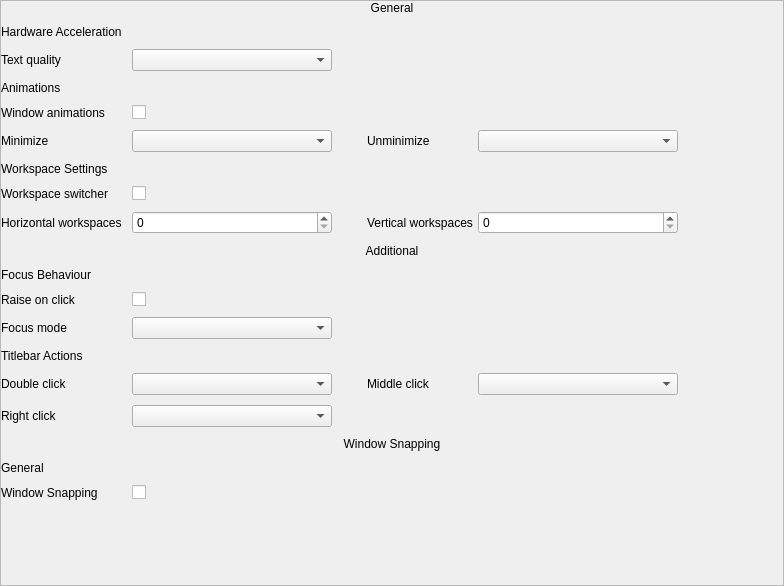
Old version of the form stacer/Pages/GnomeSettings/window_manager_settings.ui in the repository oguzhaninan/Stacer.
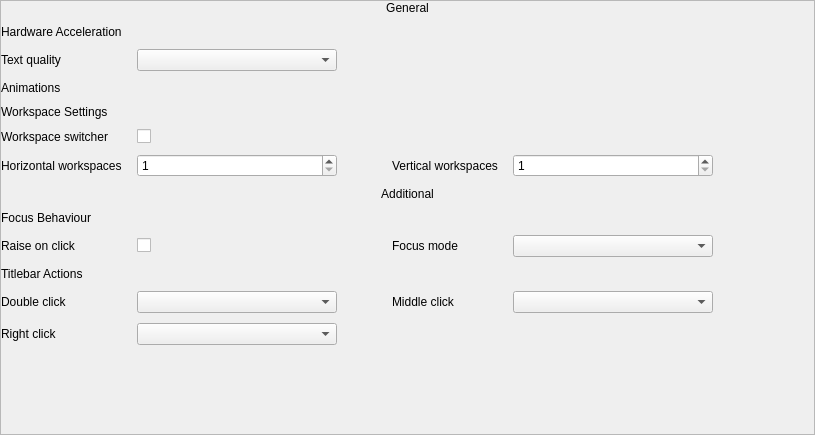
New version of the form.

Commit message: completed gnome settings window manager

```diff
--- a/stacer/Pages/GnomeSettings/window_manager_settings.ui
+++ b/stacer/Pages/GnomeSettings/window_manager_settings.ui
@@ -6,8 +6,8 @@
    <rect>
     <x>0</x>
     <y>0</y>
-    <width>784</width>
-    <height>586</height>
+    <width>815</width>
+    <height>435</height>
    </rect>
   </property>
   <property name="windowTitle">
@@ -45,8 +45,8 @@
        <rect>
         <x>0</x>
         <y>0</y>
-        <width>782</width>
-        <height>584</height>
+        <width>813</width>
+        <height>433</height>
        </rect>
       </property>
       <layout class="QGridLayout" name="gridLayout">
@@ -63,137 +63,32 @@
         <number>0</number>
        </property>
        <property name="horizontalSpacing">
-        <number>5</number>
+        <number>15</number>
        </property>
        <property name="verticalSpacing">
         <number>10</number>
        </property>
-       <item row="9" column="2">
-        <widget class="QSpinBox" name="spinBox"/>
-       </item>
-       <item row="9" column="5">
-        <widget class="QSpinBox" name="spinBox_2"/>
-       </item>
-       <item row="4" column="0">
-        <widget class="QLabel" name="label_5">
-         <property name="sizePolicy">
-          <sizepolicy hsizetype="Expanding" vsizetype="Preferred">
-           <horstretch>0</horstretch>
-           <verstretch>0</verstretch>
-          </sizepolicy>
+       <item row="8" column="4">
+        <widget class="QSpinBox" name="spinVerticWorkspace">
+         <property name="minimum">
+          <number>1</number>
          </property>
+         <property name="maximum">
+          <number>25</number>
+         </property>
+        </widget>
+       </item>
+       <item row="1" column="0" colspan="6">
+        <widget class="QLabel" name="lblHomeIcon_2">
          <property name="accessibleName">
           <string/>
          </property>
          <property name="text">
-          <string>Window animations</string>
+          <string>Hardware Acceleration</string>
          </property>
         </widget>
        </item>
-       <item row="16" column="4">
-        <widget class="QLabel" name="lblHomeIcon_8">
-         <property name="sizePolicy">
-          <sizepolicy hsizetype="Expanding" vsizetype="Preferred">
-           <horstretch>0</horstretch>
-           <verstretch>0</verstretch>
-          </sizepolicy>
-         </property>
-         <property name="text">
-          <string>Middle click</string>
-         </property>
-        </widget>
-       </item>
-       <item row="18" column="0">
-        <widget class="QLabel" name="lblHomeIcon_9">
-         <property name="sizePolicy">
-          <sizepolicy hsizetype="Expanding" vsizetype="Preferred">
-           <horstretch>0</horstretch>
-           <verstretch>0</verstretch>
-          </sizepolicy>
-         </property>
-         <property name="text">
-          <string>Right click</string>
-         </property>
-        </widget>
-       </item>
-       <item row="16" column="2">
-        <widget class="QComboBox" name="comboBox_8">
-         <property name="sizePolicy">
-          <sizepolicy hsizetype="Preferred" vsizetype="Fixed">
-           <horstretch>0</horstretch>
-           <verstretch>0</verstretch>
-          </sizepolicy>
-         </property>
-         <property name="minimumSize">
-          <size>
-           <width>200</width>
-           <height>0</height>
-          </size>
-         </property>
-         <property name="maximumSize">
-          <size>
-           <width>300</width>
-           <height>16777215</height>
-          </size>
-         </property>
-         <property name="sizeAdjustPolicy">
-          <enum>QComboBox::AdjustToMinimumContentsLength</enum>
-         </property>
-        </widget>
-       </item>
-       <item row="22" column="0">
-        <spacer name="verticalSpacer">
-         <property name="orientation">
-          <enum>Qt::Vertical</enum>
-         </property>
-         <property name="sizeHint" stdset="0">
-          <size>
-           <width>20</width>
-           <height>46</height>
-          </size>
-         </property>
-        </spacer>
-       </item>
-       <item row="2" column="0">
-        <widget class="QLabel" name="lblHomeIcon">
-         <property name="sizePolicy">
-          <sizepolicy hsizetype="Expanding" vsizetype="Preferred">
-           <horstretch>0</horstretch>
-           <verstretch>0</verstretch>
-          </sizepolicy>
-         </property>
-         <property name="text">
-          <string>Text quality</string>
-         </property>
-        </widget>
-       </item>
-       <item row="8" column="2" alignment="Qt::AlignLeft">
-        <widget class="QCheckBox" name="checkHomeIcon_7">
-         <property name="cursor">
-          <cursorShape>PointingHandCursor</cursorShape>
-         </property>
-         <property name="focusPolicy">
-          <enum>Qt::NoFocus</enum>
-         </property>
-         <property name="text">
-          <string/>
-         </property>
-        </widget>
-       </item>
-       <item row="13" column="0">
-        <widget class="QLabel" name="lblHomeIcon_3">
-         <property name="sizePolicy">
-          <sizepolicy hsizetype="Expanding" vsizetype="Preferred">
-           <horstretch>0</horstretch>
-           <verstretch>0</verstretch>
-          </sizepolicy>
-         </property>
-         <property name="text">
-          <string>Raise on click</string>
-         </property>
-        </widget>
-       </item>
-       <item row="5" column="3">
+       <item row="2" column="2">
         <spacer name="horizontalSpacer">
          <property name="orientation">
           <enum>Qt::Horizontal</enum>
@@ -209,32 +104,7 @@
          </property>
         </spacer>
        </item>
-       <item row="18" column="2">
-        <widget class="QComboBox" name="comboBox_9">
-         <property name="sizePolicy">
-          <sizepolicy hsizetype="Preferred" vsizetype="Fixed">
-           <horstretch>0</horstretch>
-           <verstretch>0</verstretch>
-          </sizepolicy>
-         </property>
-         <property name="minimumSize">
-          <size>
-           <width>200</width>
-           <height>0</height>
-          </size>
-         </property>
-         <property name="maximumSize">
-          <size>
-           <width>300</width>
-           <height>16777215</height>
-          </size>
-         </property>
-         <property name="sizeAdjustPolicy">
-          <enum>QComboBox::AdjustToMinimumContentsLength</enum>
-         </property>
-        </widget>
-       </item>
-       <item row="9" column="0">
+       <item row="8" column="0">
         <widget class="QLabel" name="label_2">
          <property name="sizePolicy">
           <sizepolicy hsizetype="Expanding" vsizetype="Preferred">
@@ -247,172 +117,7 @@
          </property>
         </widget>
        </item>
-       <item row="5" column="5">
-        <widget class="QComboBox" name="comboBox_6">
-         <property name="sizePolicy">
-          <sizepolicy hsizetype="Preferred" vsizetype="Fixed">
-           <horstretch>0</horstretch>
-           <verstretch>0</verstretch>
-          </sizepolicy>
-         </property>
-         <property name="minimumSize">
-          <size>
-           <width>200</width>
-           <height>0</height>
-          </size>
-         </property>
-         <property name="maximumSize">
-          <size>
-           <width>300</width>
-           <height>16777215</height>
-          </size>
-         </property>
-         <property name="sizeAdjustPolicy">
-          <enum>QComboBox::AdjustToMinimumContentsLength</enum>
-         </property>
-        </widget>
-       </item>
-       <item row="13" column="2" alignment="Qt::AlignLeft">
-        <widget class="QCheckBox" name="checkHomeIcon_3">
-         <property name="cursor">
-          <cursorShape>PointingHandCursor</cursorShape>
-         </property>
-         <property name="focusPolicy">
-          <enum>Qt::NoFocus</enum>
-         </property>
-         <property name="text">
-          <string/>
-         </property>
-        </widget>
-       </item>
-       <item row="4" column="2">
-        <widget class="QCheckBox" name="checkHomeIcon_2">
-         <property name="cursor">
-          <cursorShape>PointingHandCursor</cursorShape>
-         </property>
-         <property name="focusPolicy">
-          <enum>Qt::NoFocus</enum>
-         </property>
-         <property name="text">
-          <string/>
-         </property>
-        </widget>
-       </item>
-       <item row="9" column="4">
-        <widget class="QLabel" name="lblMountedIcon_3">
-         <property name="sizePolicy">
-          <sizepolicy hsizetype="Expanding" vsizetype="Preferred">
-           <horstretch>0</horstretch>
-           <verstretch>0</verstretch>
-          </sizepolicy>
-         </property>
-         <property name="text">
-          <string>Vertical workspaces</string>
-         </property>
-        </widget>
-       </item>
-       <item row="5" column="2">
-        <widget class="QComboBox" name="comboBox_5">
-         <property name="sizePolicy">
-          <sizepolicy hsizetype="Preferred" vsizetype="Fixed">
-           <horstretch>0</horstretch>
-           <verstretch>0</verstretch>
-          </sizepolicy>
-         </property>
-         <property name="minimumSize">
-          <size>
-           <width>200</width>
-           <height>0</height>
-          </size>
-         </property>
-         <property name="maximumSize">
-          <size>
-           <width>300</width>
-           <height>16777215</height>
-          </size>
-         </property>
-         <property name="sizeAdjustPolicy">
-          <enum>QComboBox::AdjustToMinimumContentsLength</enum>
-         </property>
-        </widget>
-       </item>
-       <item row="2" column="2">
-        <widget class="QComboBox" name="comboBox_2">
-         <property name="sizePolicy">
-          <sizepolicy hsizetype="Preferred" vsizetype="Fixed">
-           <horstretch>0</horstretch>
-           <verstretch>0</verstretch>
-          </sizepolicy>
-         </property>
-         <property name="minimumSize">
-          <size>
-           <width>200</width>
-           <height>0</height>
-          </size>
-         </property>
-         <property name="maximumSize">
-          <size>
-           <width>300</width>
-           <height>16777215</height>
-          </size>
-         </property>
-         <property name="sizeAdjustPolicy">
-          <enum>QComboBox::AdjustToMinimumContentsLength</enum>
-         </property>
-        </widget>
-       </item>
-       <item row="16" column="5">
-        <widget class="QComboBox" name="comboBox_7">
-         <property name="sizePolicy">
-          <sizepolicy hsizetype="Preferred" vsizetype="Fixed">
-           <horstretch>0</horstretch>
-           <verstretch>0</verstretch>
-          </sizepolicy>
-         </property>
-         <property name="minimumSize">
-          <size>
-           <width>200</width>
-           <height>0</height>
-          </size>
-         </property>
-         <property name="maximumSize">
-          <size>
-           <width>300</width>
-           <height>16777215</height>
-          </size>
-         </property>
-         <property name="sizeAdjustPolicy">
-          <enum>QComboBox::AdjustToMinimumContentsLength</enum>
-         </property>
-        </widget>
-       </item>
-       <item row="21" column="0">
-        <widget class="QLabel" name="lblHomeIcon_11">
-         <property name="sizePolicy">
-          <sizepolicy hsizetype="Expanding" vsizetype="Preferred">
-           <horstretch>0</horstretch>
-           <verstretch>0</verstretch>
-          </sizepolicy>
-         </property>
-         <property name="text">
-          <string>Window Snapping</string>
-         </property>
-        </widget>
-       </item>
-       <item row="21" column="2" colspan="3" alignment="Qt::AlignLeft">
-        <widget class="QCheckBox" name="checkHomeIcon_6">
-         <property name="cursor">
-          <cursorShape>PointingHandCursor</cursorShape>
-         </property>
-         <property name="focusPolicy">
-          <enum>Qt::NoFocus</enum>
-         </property>
-         <property name="text">
-          <string/>
-         </property>
-        </widget>
-       </item>
-       <item row="14" column="0">
+       <item row="12" column="3">
         <widget class="QLabel" name="lblHomeIcon_4">
          <property name="sizePolicy">
           <sizepolicy hsizetype="Expanding" vsizetype="Preferred">
@@ -425,8 +130,8 @@
          </property>
         </widget>
        </item>
-       <item row="16" column="0">
-        <widget class="QLabel" name="lblHomeIcon_7">
+       <item row="12" column="0">
+        <widget class="QLabel" name="lblHomeIcon_3">
          <property name="sizePolicy">
           <sizepolicy hsizetype="Expanding" vsizetype="Preferred">
            <horstretch>0</horstretch>
@@ -434,12 +139,12 @@
           </sizepolicy>
          </property>
          <property name="text">
-          <string>Double click</string>
+          <string>Raise on click</string>
          </property>
         </widget>
        </item>
-       <item row="5" column="4">
-        <widget class="QLabel" name="lblNetworkIcon_2">
+       <item row="15" column="3">
+        <widget class="QLabel" name="lblHomeIcon_8">
          <property name="sizePolicy">
           <sizepolicy hsizetype="Expanding" vsizetype="Preferred">
            <horstretch>0</horstretch>
@@ -447,24 +152,36 @@
           </sizepolicy>
          </property>
          <property name="text">
-          <string>Unminimize</string>
+          <string>Middle click</string>
          </property>
         </widget>
        </item>
-       <item row="5" column="0">
-        <widget class="QLabel" name="lblNetworkIcon_3">
+       <item row="2" column="1">
+        <widget class="QComboBox" name="cmbTextQuality">
          <property name="sizePolicy">
-          <sizepolicy hsizetype="Expanding" vsizetype="Preferred">
+          <sizepolicy hsizetype="Expanding" vsizetype="Fixed">
            <horstretch>0</horstretch>
            <verstretch>0</verstretch>
           </sizepolicy>
          </property>
-         <property name="text">
-          <string>Minimize</string>
+         <property name="minimumSize">
+          <size>
+           <width>200</width>
+           <height>0</height>
+          </size>
          </property>
+         <property name="maximumSize">
+          <size>
+           <width>300</width>
+           <height>16777215</height>
+          </size>
+         </property>
+         <property name="sizeAdjustPolicy">
+          <enum>QComboBox::AdjustToMinimumContentsLength</enum>
+         </property>
         </widget>
        </item>
-       <item row="8" column="0">
+       <item row="7" column="0">
         <widget class="QLabel" name="lblMountedIcon_2">
          <property name="sizePolicy">
           <sizepolicy hsizetype="Expanding" vsizetype="Preferred">
@@ -477,48 +194,7 @@
          </property>
         </widget>
        </item>
-       <item row="14" column="2">
-        <widget class="QComboBox" name="comboBox_4">
-         <property name="sizePolicy">
-          <sizepolicy hsizetype="Preferred" vsizetype="Fixed">
-           <horstretch>0</horstretch>
-           <verstretch>0</verstretch>
-          </sizepolicy>
-         </property>
-         <property name="minimumSize">
-          <size>
-           <width>200</width>
-           <height>0</height>
-          </size>
-         </property>
-         <property name="maximumSize">
-          <size>
-           <width>300</width>
-           <height>16777215</height>
-          </size>
-         </property>
-         <property name="sizeAdjustPolicy">
-          <enum>QComboBox::AdjustToMinimumContentsLength</enum>
-         </property>
-        </widget>
-       </item>
-       <item row="9" column="6">
-        <spacer name="horizontalSpacer_3">
-         <property name="orientation">
-          <enum>Qt::Horizontal</enum>
-         </property>
-         <property name="sizeType">
-          <enum>QSizePolicy::Expanding</enum>
-         </property>
-         <property name="sizeHint" stdset="0">
-          <size>
-           <width>40</width>
-           <height>20</height>
-          </size>
-         </property>
-        </spacer>
-       </item>
-       <item row="0" column="0" colspan="7">
+       <item row="0" column="0" colspan="6">
         <widget class="QLabel" name="label">
          <property name="accessibleName">
           <string>general-title</string>
@@ -531,7 +207,20 @@
          </property>
         </widget>
        </item>
-       <item row="7" column="0" colspan="7">
+       <item row="18" column="0">
+        <spacer name="verticalSpacer">
+         <property name="orientation">
+          <enum>Qt::Vertical</enum>
+         </property>
+         <property name="sizeHint" stdset="0">
+          <size>
+           <width>20</width>
+           <height>46</height>
+          </size>
+         </property>
+        </spacer>
+       </item>
+       <item row="6" column="0" colspan="6">
         <widget class="QLabel" name="label_6">
          <property name="accessibleName">
           <string>title</string>
@@ -541,27 +230,85 @@
          </property>
         </widget>
        </item>
-       <item row="1" column="0" colspan="7">
-        <widget class="QLabel" name="lblHomeIcon_2">
-         <property name="accessibleName">
-          <string>title</string>
+       <item row="8" column="5">
+        <spacer name="horizontalSpacer_3">
+         <property name="orientation">
+          <enum>Qt::Horizontal</enum>
          </property>
+         <property name="sizeType">
+          <enum>QSizePolicy::Expanding</enum>
+         </property>
+         <property name="sizeHint" stdset="0">
+          <size>
+           <width>40</width>
+           <height>20</height>
+          </size>
+         </property>
+        </spacer>
+       </item>
+       <item row="7" column="1" alignment="Qt::AlignLeft">
+        <widget class="QCheckBox" name="checkWorkspaceSwitcher">
+         <property name="cursor">
+          <cursorShape>PointingHandCursor</cursorShape>
+         </property>
+         <property name="focusPolicy">
+          <enum>Qt::NoFocus</enum>
+         </property>
          <property name="text">
-          <string>Hardware Acceleration</string>
+          <string/>
          </property>
         </widget>
        </item>
-       <item row="3" column="0" colspan="7">
-        <widget class="QLabel" name="label_4">
-         <property name="accessibleName">
-          <string>title</string>
+       <item row="8" column="3">
+        <widget class="QLabel" name="lblMountedIcon_3">
+         <property name="sizePolicy">
+          <sizepolicy hsizetype="Expanding" vsizetype="Preferred">
+           <horstretch>0</horstretch>
+           <verstretch>0</verstretch>
+          </sizepolicy>
          </property>
          <property name="text">
-          <string>Animations</string>
+          <string>Vertical workspaces</string>
          </property>
         </widget>
        </item>
-       <item row="11" column="0" colspan="7">
+       <item row="2" column="0">
+        <widget class="QLabel" name="lblHomeIcon">
+         <property name="sizePolicy">
+          <sizepolicy hsizetype="Expanding" vsizetype="Preferred">
+           <horstretch>0</horstretch>
+           <verstretch>0</verstretch>
+          </sizepolicy>
+         </property>
+         <property name="text">
+          <string>Text quality</string>
+         </property>
+        </widget>
+       </item>
+       <item row="17" column="0">
+        <widget class="QLabel" name="lblHomeIcon_9">
+         <property name="sizePolicy">
+          <sizepolicy hsizetype="Expanding" vsizetype="Preferred">
+           <horstretch>0</horstretch>
+           <verstretch>0</verstretch>
+          </sizepolicy>
+         </property>
+         <property name="text">
+          <string>Right click</string>
+         </property>
+        </widget>
+       </item>
+       <item row="8" column="1">
+        <widget class="QSpinBox" name="spinHorizonWorkspace">
+         <property name="minimum">
+          <number>1</number>
+         </property>
+         <property name="maximum">
+          <number>25</number>
+         </property>
+        </widget>
+       </item>
+       <item row="10" column="0" colspan="6">
         <widget class="QLabel" name="label_3">
          <property name="accessibleName">
           <string>general-title</string>
@@ -574,7 +321,7 @@
          </property>
         </widget>
        </item>
-       <item row="12" column="0" colspan="7">
+       <item row="11" column="0" colspan="6">
         <widget class="QLabel" name="lblHomeIcon_6">
          <property name="accessibleName">
           <string>title</string>
@@ -584,7 +331,80 @@
          </property>
         </widget>
        </item>
-       <item row="15" column="0" colspan="7">
+       <item row="3" column="0" colspan="6">
+        <widget class="QLabel" name="label_4">
+         <property name="accessibleName">
+          <string>title</string>
+         </property>
+         <property name="text">
+          <string>Animations</string>
+         </property>
+        </widget>
+       </item>
+       <item row="15" column="0">
+        <widget class="QLabel" name="lblHomeIcon_7">
+         <property name="sizePolicy">
+          <sizepolicy hsizetype="Expanding" vsizetype="Preferred">
+           <horstretch>0</horstretch>
+           <verstretch>0</verstretch>
+          </sizepolicy>
+         </property>
+         <property name="text">
+          <string>Double click</string>
+         </property>
+        </widget>
+       </item>
+       <item row="15" column="1">
+        <widget class="QComboBox" name="cmbTitleBarDoubleClick">
+         <property name="sizePolicy">
+          <sizepolicy hsizetype="Expanding" vsizetype="Fixed">
+           <horstretch>0</horstretch>
+           <verstretch>0</verstretch>
+          </sizepolicy>
+         </property>
+         <property name="minimumSize">
+          <size>
+           <width>200</width>
+           <height>0</height>
+          </size>
+         </property>
+         <property name="maximumSize">
+          <size>
+           <width>300</width>
+           <height>16777215</height>
+          </size>
+         </property>
+         <property name="sizeAdjustPolicy">
+          <enum>QComboBox::AdjustToMinimumContentsLength</enum>
+         </property>
+        </widget>
+       </item>
+       <item row="12" column="4">
+        <widget class="QComboBox" name="cmbFocusMode">
+         <property name="sizePolicy">
+          <sizepolicy hsizetype="Expanding" vsizetype="Fixed">
+           <horstretch>0</horstretch>
+           <verstretch>0</verstretch>
+          </sizepolicy>
+         </property>
+         <property name="minimumSize">
+          <size>
+           <width>200</width>
+           <height>0</height>
+          </size>
+         </property>
+         <property name="maximumSize">
+          <size>
+           <width>300</width>
+           <height>16777215</height>
+          </size>
+         </property>
+         <property name="sizeAdjustPolicy">
+          <enum>QComboBox::AdjustToMinimumContentsLength</enum>
+         </property>
+        </widget>
+       </item>
+       <item row="14" column="0" colspan="6">
         <widget class="QLabel" name="lblHomeIcon_5">
          <property name="accessibleName">
           <string>title</string>
@@ -594,26 +414,63 @@
          </property>
         </widget>
        </item>
-       <item row="19" column="0" colspan="7">
-        <widget class="QLabel" name="label_7">
-         <property name="accessibleName">
-          <string>general-title</string>
+       <item row="15" column="4">
+        <widget class="QComboBox" name="cmbTitleBarMiddleClick">
+         <property name="sizePolicy">
+          <sizepolicy hsizetype="Expanding" vsizetype="Fixed">
+           <horstretch>0</horstretch>
+           <verstretch>0</verstretch>
+          </sizepolicy>
          </property>
-         <property name="text">
-          <string>Window Snapping</string>
+         <property name="minimumSize">
+          <size>
+           <width>200</width>
+           <height>0</height>
+          </size>
          </property>
-         <property name="alignment">
-          <set>Qt::AlignCenter</set>
+         <property name="maximumSize">
+          <size>
+           <width>300</width>
+           <height>16777215</height>
+          </size>
          </property>
+         <property name="sizeAdjustPolicy">
+          <enum>QComboBox::AdjustToMinimumContentsLength</enum>
+         </property>
         </widget>
        </item>
-       <item row="20" column="0" colspan="7">
-        <widget class="QLabel" name="lblHomeIcon_10">
-         <property name="accessibleName">
-          <string>title</string>
+       <item row="12" column="1" alignment="Qt::AlignLeft">
+        <widget class="QCheckBox" name="checkRaiseOnClick">
+         <property name="cursor">
+          <cursorShape>PointingHandCursor</cursorShape>
          </property>
          <property name="text">
-          <string>General</string>
+          <string/>
+         </property>
+        </widget>
+       </item>
+       <item row="17" column="1">
+        <widget class="QComboBox" name="cmbTitleBarRightClick">
+         <property name="sizePolicy">
+          <sizepolicy hsizetype="Expanding" vsizetype="Fixed">
+           <horstretch>0</horstretch>
+           <verstretch>0</verstretch>
+          </sizepolicy>
+         </property>
+         <property name="minimumSize">
+          <size>
+           <width>200</width>
+           <height>0</height>
+          </size>
+         </property>
+         <property name="maximumSize">
+          <size>
+           <width>300</width>
+           <height>16777215</height>
+          </size>
+         </property>
+         <property name="sizeAdjustPolicy">
+          <enum>QComboBox::AdjustToMinimumContentsLength</enum>
          </property>
         </widget>
        </item>
```
Left out of the diff: 5 changed lines with no effect on the pictures. The commit also changes 6 other files.
